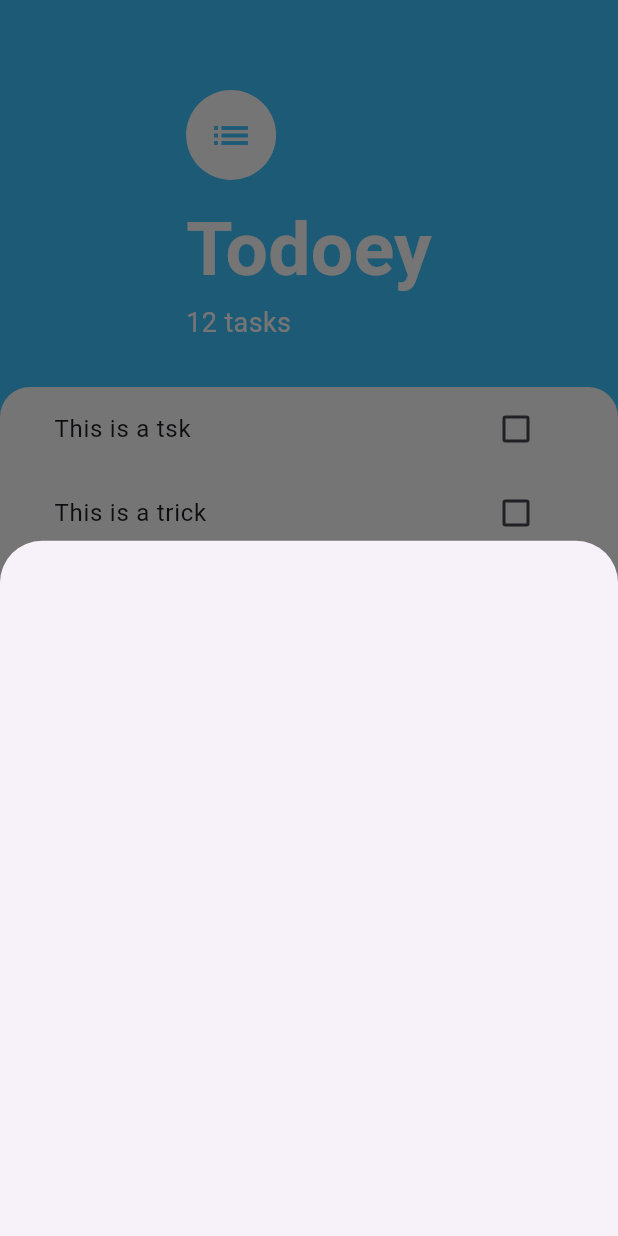
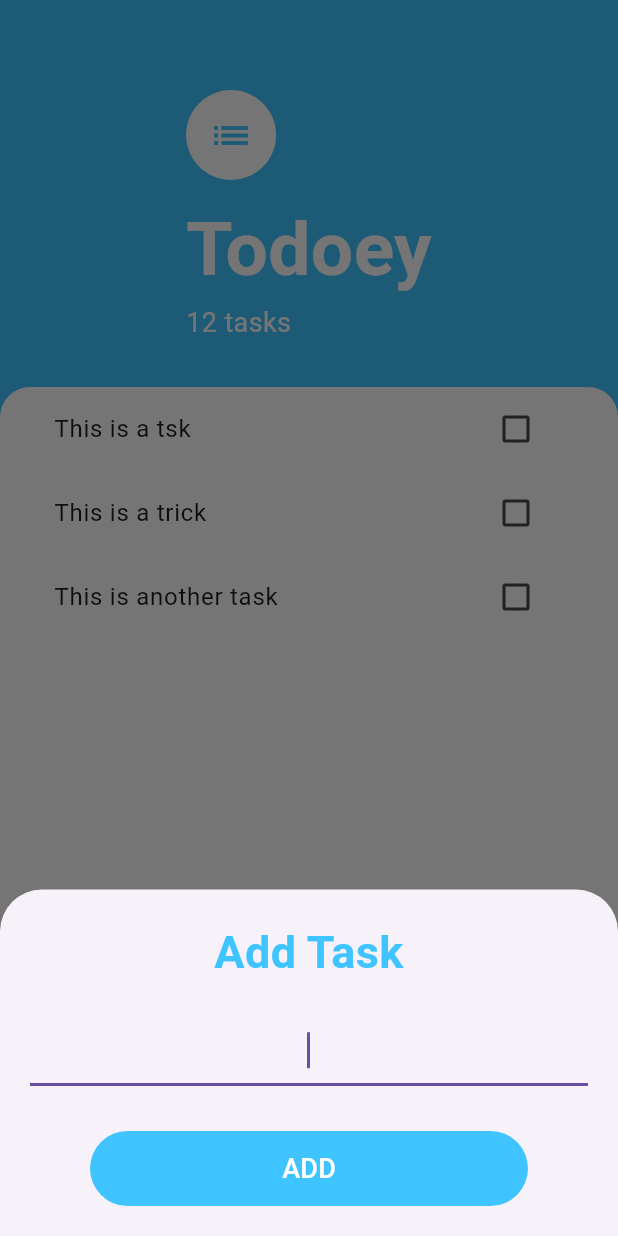
Before and after one commit to hemantwint-hey/TO-DO-LIST, a Flutter app: the screen it shows after launch, after a tap on the "add" icon, on a phone screen of 412 x 824 dp. Run offline on Flutter 3.47's test engine with Material 3 defaults, Android fonts, the phone set to English and light mode, and no system bars.

Commit message:
Initial commit

```diff
--- /dev/null
+++ b/lib/screens/add_task_screen.dart
@@ -0,0 +1,51 @@
+import 'package:flutter/material.dart';
+
+class AddTaskScreen extends StatelessWidget {
+  @override
+  Widget build(BuildContext context) {
+    return Container(
+      padding: const EdgeInsets.all(20), // overall screen padding
+      child: Column(
+        mainAxisSize: MainAxisSize.min,
+        crossAxisAlignment: CrossAxisAlignment.stretch,
+        children: <Widget>[
+          const Text(
+            'Add Task',
+            textAlign: TextAlign.center,
+            style: TextStyle(
+              color: Colors.lightBlueAccent,
+              fontSize: 30.0,
+              fontWeight: FontWeight.bold,
+            ),
+          ),
+
+          const SizedBox(height: 20),
+
+          const TextField(
+            autofocus: true,
+            textAlign: TextAlign.center,
+          ),
+
+          const SizedBox(height: 30),
+
+          // ✅ OUTSIDE padding for TextButton
+          Padding(
+            padding: const EdgeInsets.symmetric(horizontal: 40),
+            child: TextButton(
+              onPressed: () {},
+              style: TextButton.styleFrom(
+                fixedSize: const Size(150, 50),
+                backgroundColor: Colors.lightBlueAccent,
+                foregroundColor: Colors.white,
+              ),
+              child: const Text(
+                'ADD',
+                style: TextStyle(fontSize: 18),
+              ),
+            ),
+          ),
+        ],
+      ),
+    );
+  }
+}
--- a/lib/screens/tasks_screen.dart
+++ b/lib/screens/tasks_screen.dart
@@ -1,7 +1,7 @@
 import 'package:flutter/material.dart';
 import 'package:todolist/widgets/tasks_list.dart';
+import 'package:todolist/screens/add_task_screen.dart';
 class TasksScreen extends StatelessWidget {
-
   Widget buildBottomSheet(BuildContext context){
       return Container();
   }
@@ -13,7 +13,7 @@ class TasksScreen extends StatelessWidget {
       floatingActionButton: FloatingActionButton(
         backgroundColor: Colors.lightBlueAccent,
         onPressed: () {
-          showModalBottomSheet(context: context, builder: buildBottomSheet);
+          showModalBottomSheet(context: context, builder: (context)=>AddTaskScreen());
         },
         child: const Icon(Icons.add, color: Colors.white),
       ),
```
